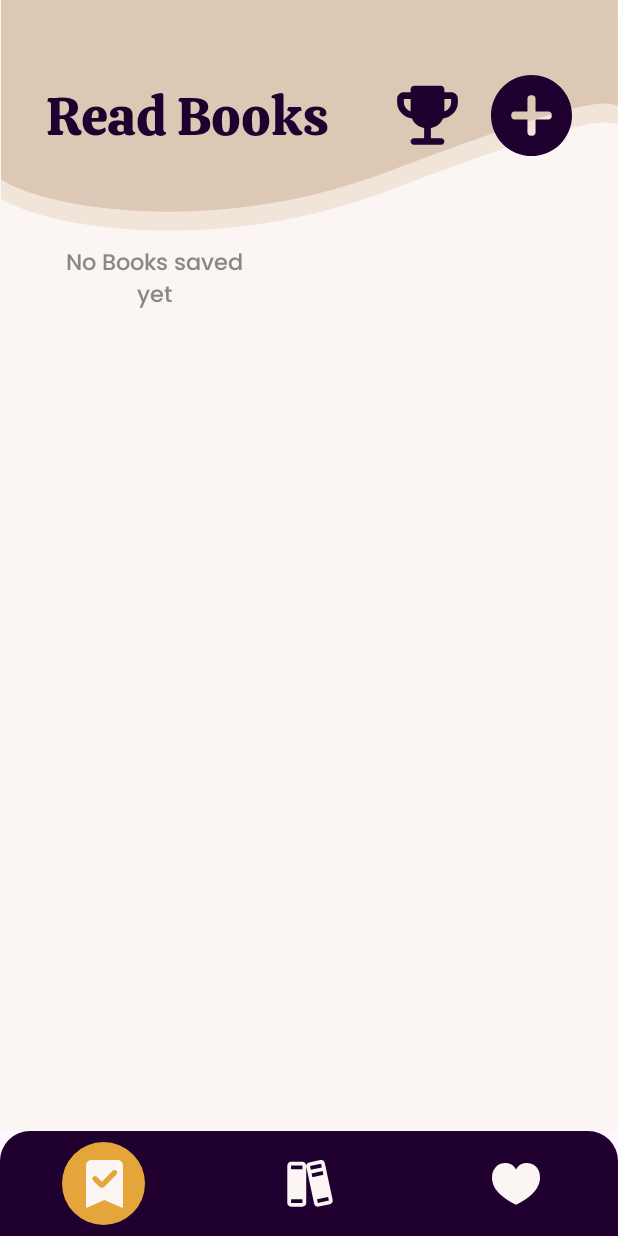
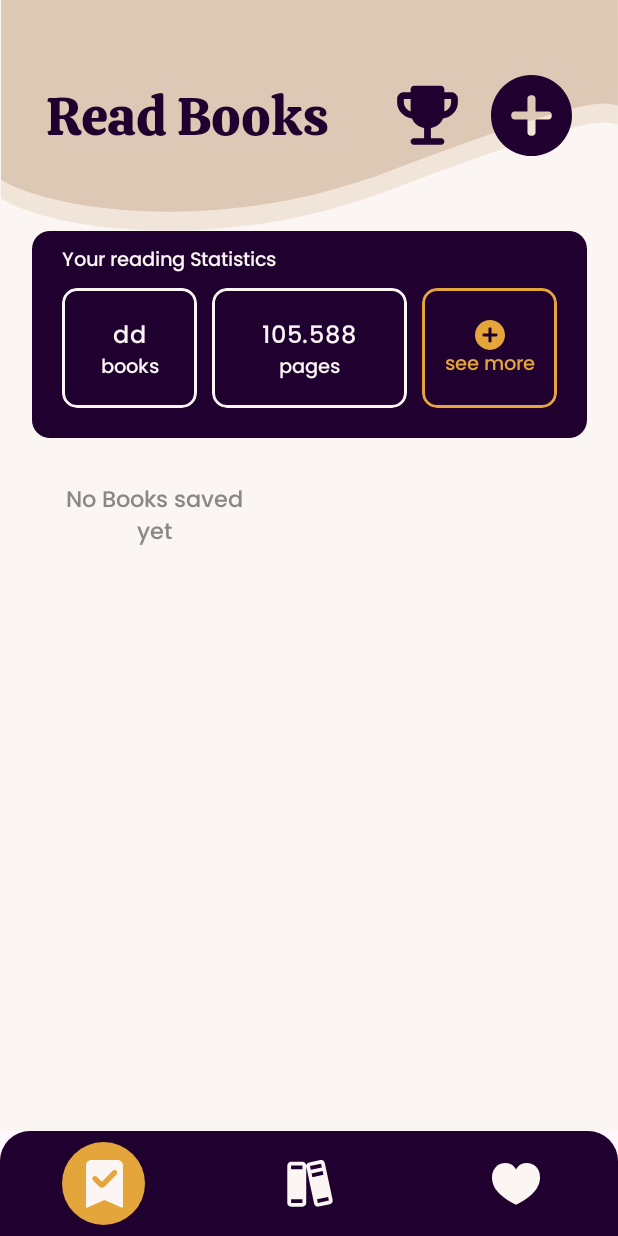
Before and after one commit to maximaaallost/ccl3, an Android app built with Jetpack Compose: the screen it shows after launch (MainActivity), on a phone screen of 412 x 824 dp. Run offline under Robolectric (Android 15) with nearby library versions, the phone set to English and light mode, and no system bars; our stand-ins replace accompanist; libraries missing offline, so code that uses them is left out: androidx.camera.core, androidx.camera.lifecycle, androidx.camera.view.

Commit message:
add stats on read page

```diff
--- a/app/src/main/java/com/cc221013/bookify/ui/MainViews.kt
+++ b/app/src/main/java/com/cc221013/bookify/ui/MainViews.kt
@@ -5,9 +5,11 @@ import android.util.Log
 import androidx.camera.core.ImageCapture
 import androidx.camera.core.ImageCaptureException
 import androidx.camera.view.PreviewView
+import androidx.compose.foundation.BorderStroke
 import androidx.compose.foundation.ExperimentalFoundationApi
 import androidx.compose.foundation.Image
 import androidx.compose.foundation.background
+import androidx.compose.foundation.border
 import androidx.compose.foundation.clickable
 import androidx.compose.foundation.layout.Arrangement
 import androidx.compose.foundation.layout.Box
@@ -15,6 +17,7 @@ import androidx.compose.foundation.layout.Column
 import androidx.compose.foundation.layout.PaddingValues
 import androidx.compose.foundation.layout.Row
 import androidx.compose.foundation.layout.Spacer
+import androidx.compose.foundation.layout.fillMaxHeight
 import androidx.compose.foundation.layout.fillMaxSize
 import androidx.compose.foundation.layout.fillMaxWidth
 import androidx.compose.foundation.layout.height
@@ -45,6 +48,8 @@ import androidx.compose.material.icons.filled.Create
 import androidx.compose.material.icons.filled.Delete
 import androidx.compose.material.icons.filled.Home
 import androidx.compose.material3.Button
+import androidx.compose.material3.Card
+import androidx.compose.material3.CardDefaults
 import androidx.compose.material3.ExperimentalMaterial3Api
 import androidx.compose.material3.MaterialTheme
 import androidx.compose.material3.NavigationBarItem
@@ -62,6 +67,7 @@ import androidx.compose.ui.Modifier
 import androidx.compose.ui.draw.clip
 import androidx.compose.ui.draw.scale
 import androidx.compose.ui.graphics.Color
+import androidx.compose.ui.graphics.SolidColor
 import androidx.compose.ui.graphics.painter.Painter
 import androidx.compose.ui.graphics.vector.ImageVector
 import androidx.compose.ui.res.painterResource
@@ -280,6 +286,102 @@ fun TopDecoration(navController: NavHostController, titlePage: String, subHeadin
     }
 }
 
+
+@Composable
+fun SmallText(text: String, color: Color) {
+    Text(
+        text = text,
+        style = TextStyle(
+            fontSize = 13.sp,
+            color = color,
+            fontFamily = Poppins,
+            textAlign = androidx.compose.ui.text.style.TextAlign.Center
+    ))
+}
+@Composable
+fun ReadStats() {
+    Card(
+        modifier = Modifier
+            .width(370.dp)
+            .clip(RoundedCornerShape(10.dp))
+            .verticalScroll(rememberScrollState()),
+        colors = CardDefaults.cardColors(containerColor = Violet)
+    ) {
+
+        Column(
+            modifier = Modifier
+                .padding(10.dp)
+        ) {
+
+            Box(modifier = Modifier.padding (10.dp, 0.dp, 0.dp, 0.dp)){
+                SmallText("Your reading Statistics", NonWhite)
+            }
+
+            Row(
+                modifier = Modifier.padding(10.dp)
+            ) {
+                Column(
+                    modifier = Modifier
+                        .width(90.dp)
+                        .height(80.dp)
+                        .clip(RoundedCornerShape(10.dp))
+                        .border(
+                            BorderStroke(2.dp, SolidColor(NonWhite)),
+                            shape = RoundedCornerShape(10.dp)
+                        )
+                        .padding(10.dp),
+                    horizontalAlignment = Alignment.CenterHorizontally,
+                    verticalArrangement = Arrangement.Center
+                ) {
+                    Text(text = "dd", color = NonWhite)
+                    SmallText("books", NonWhite)
+                }
+                Spacer (modifier = Modifier.width(10.dp))
+                Column(
+                    modifier = Modifier
+                        .width(130.dp)
+                        .height(80.dp)
+                        .clip(RoundedCornerShape(10.dp))
+                        .border(
+                            BorderStroke(2.dp, SolidColor(NonWhite)),
+                            shape = RoundedCornerShape(10.dp)
+                        )
+                        .padding(10.dp),
+                    horizontalAlignment = Alignment.CenterHorizontally,
+                    verticalArrangement = Arrangement.Center
+                ) {
+                    Text(text = "105.588", color = NonWhite)
+                    SmallText("pages", NonWhite)
+                }
+                Spacer (modifier = Modifier.width(10.dp))
+
+                Column(
+                    modifier = Modifier
+                        .width(100.dp)
+                        .height(80.dp)
+                        .clip(RoundedCornerShape(10.dp))
+                        .border(
+                            BorderStroke(2.dp, SolidColor(Yellow)),
+                            shape = RoundedCornerShape(10.dp)
+                        )
+                        .padding(10.dp),
+                    horizontalAlignment = Alignment.CenterHorizontally,
+                    verticalArrangement = Arrangement.Center
+                ) {
+                    Icon(
+                        painter = painterResource(id = R.drawable.add),
+                        contentDescription = "hey",
+                        modifier = Modifier.size(20.dp),
+                        tint = Yellow
+                    )
+                    SmallText(text = "see more", color = Yellow)
+                }
+            }
+        }
+
+    }
+}
+
 @OptIn(ExperimentalFoundationApi::class)
 @Composable
 fun ReadScreen(mainViewModel: MainViewModel, navController: NavHostController) {
@@ -287,16 +389,23 @@ fun ReadScreen(mainViewModel: MainViewModel, navController: NavHostController) {
 
         Column(
             modifier = Modifier
-            .background(NonWhite)
+                .fillMaxHeight()
+                .background(NonWhite),
+            horizontalAlignment = Alignment.CenterHorizontally,
 //            .fillMaxSize()
 //            .fillMaxWidth()
         ) {
+
             TopDecoration(navController, "Read Books", null)
+
+            ReadStats()
+
+            Spacer(modifier = Modifier.height(20.dp))
 
             LazyVerticalGrid(
                 modifier = Modifier.fillMaxSize(),
                 columns = GridCells.Fixed(2),
-        ){
+            ) {
                 if (state.value.books.isEmpty()) { // Show a message if there are no books saved in this shelve
                     // Show a message if there are no entries
                     item {
@@ -372,9 +481,9 @@ fun ReadScreen(mainViewModel: MainViewModel, navController: NavHostController) {
                 }
             }
 
-
         }
     }
+
 
 
 @OptIn(ExperimentalMaterial3Api::class)
@@ -394,7 +503,7 @@ fun TBRScreen(mainViewModel: MainViewModel, navController: NavHostController) {
         LazyVerticalGrid(
             modifier = Modifier.fillMaxSize(),
             columns = GridCells.Fixed(3),
-        ){
+        ) {
             if (state.value.books.isEmpty()) { // Show a message if there are no books saved in this shelve
                 // Show a message if there are no entries
                 item {
@@ -489,7 +598,7 @@ fun WishlistScreen(mainViewModel: MainViewModel, navController: NavHostControlle
         LazyVerticalGrid(
             modifier = Modifier.fillMaxSize(),
             columns = GridCells.Fixed(3),
-        ){
+        ) {
             if (state.value.books.isEmpty()) { // Show a message if there are no books saved in this shelve
                 // Show a message if there are no entries
                 item {
```
Lines whose indentation alone changed are shown as unchanged.
